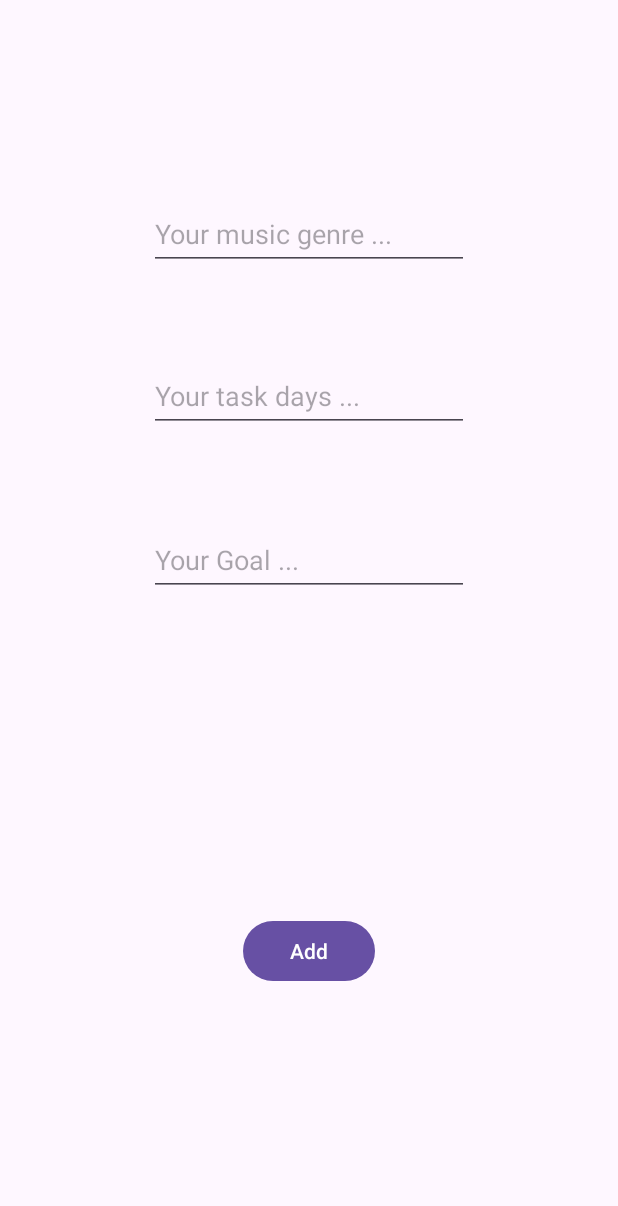
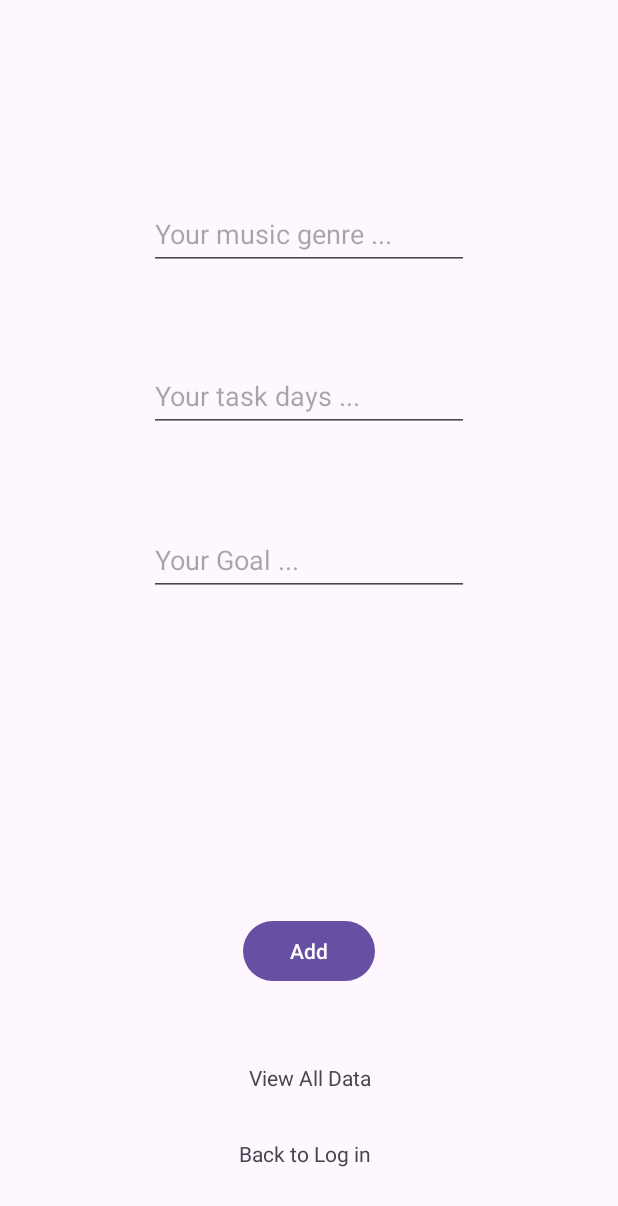
Before and after one commit to mads208/Log_in_Sign_up, an Android app: the screen it shows after launch (MainActivity), after a tap on "Add Data ...", on a phone screen of 412 x 824 dp. Shown: the top 1206 px of the screen. Run offline under Robolectric (Android 15) with nearby library versions, the phone set to English and light mode, and no system bars; our stand-ins replace Firebase (no records; nobody signed in at launch, a user with empty details on screens opened directly).

Commit message:
edited 2

```diff
--- a/app/src/main/java/com/example/loginsignup/AddDataFragment.java
+++ b/app/src/main/java/com/example/loginsignup/AddDataFragment.java
@@ -4,12 +4,14 @@ import android.os.Bundle;
 
 import androidx.annotation.NonNull;
 import androidx.fragment.app.Fragment;
+import androidx.fragment.app.FragmentTransaction;
 
 import android.view.LayoutInflater;
 import android.view.View;
 import android.view.ViewGroup;
 import android.widget.Button;
 import android.widget.EditText;
+import android.widget.TextView;
 import android.widget.Toast;
 
 import com.google.android.gms.tasks.OnFailureListener;
@@ -27,6 +29,8 @@ public class AddDataFragment extends Fragment {
     private EditText etTaskDays;
     private Button Addbtn;
     private FirebaseServices fbs;
+    private TextView GoToAllData;
+    private TextView GoToLogin;
 
     // TODO: Rename parameter arguments, choose names that match
     // the fragment initialization parameters, e.g. ARG_ITEM_NUMBER
@@ -48,6 +52,7 @@ public class AddDataFragment extends Fragment {
     }
 
     private void connectComponents() {
+
         etMusicGenre = getView().findViewById(R.id.etMusicGenreAdd);
         etGoal = getView().findViewById(R.id.etGoalAdd);
         etTaskDays = getView().findViewById(R.id.etTaskDaysAdd);
@@ -85,6 +90,24 @@ public class AddDataFragment extends Fragment {
             }
 
         });
+        GoToAllData = getView().findViewById(R.id.GoToAllDataAddData);
+        GoToAllData.setOnClickListener(new View.OnClickListener() {
+            @Override
+            public void onClick(View v) {
+                gotoAllData();
+
+            }
+        });
+        GoToLogin = getView().findViewById(R.id.gotoLoginAddData);
+        GoToLogin.setOnClickListener(new View.OnClickListener() {
+            @Override
+            public void onClick(View v) {
+                GotoLogin();
+
+            }
+        });
+
+
     }
 
     /**
@@ -120,4 +143,14 @@ public class AddDataFragment extends Fragment {
         // Inflate the layout for this fragment
         return inflater.inflate(R.layout.fragment_add_data, container, false);
     }
+    private void gotoAllData() {
+        FragmentTransaction ft = getActivity().getSupportFragmentManager().beginTransaction();
+        ft.replace(R.id.frameLayOutMain, new AllDataFragment());
+        ft.commit();
+    }
+    private void GotoLogin() {
+        FragmentTransaction ft = getActivity().getSupportFragmentManager().beginTransaction();
+        ft.replace(R.id.frameLayOutMain, new LoginFragment());
+        ft.commit();
+    }
 }
--- a/app/src/main/java/com/example/loginsignup/LoginFragment.java
+++ b/app/src/main/java/com/example/loginsignup/LoginFragment.java
@@ -31,6 +31,7 @@ public class LoginFragment extends Fragment {
     private FirebaseServices fbs;
     private TextView ForgotPassword;
     private TextView GoToAdd;
+
 
     // TODO: Rename parameter arguments, choose names that match
     // the fragment initialization parameters, e.g. ARG_ITEM_NUMBER
@@ -138,6 +139,7 @@ public class LoginFragment extends Fragment {
 
             }
         });
+
     }
 
     private void gotoAddDataFragment() {
@@ -156,4 +158,5 @@ public class LoginFragment extends Fragment {
         ft.replace(R.id.frameLayOutMain, new ForgotPasswordFragment());
         ft.commit();
     }
+
 }
--- a/app/src/main/res/layout/fragment_add_data.xml
+++ b/app/src/main/res/layout/fragment_add_data.xml
@@ -57,6 +57,25 @@
             app:layout_constraintEnd_toEndOf="parent"
             app:layout_constraintStart_toStartOf="parent"
             app:layout_constraintTop_toTopOf="parent" />
+
+        <TextView
+            android:id="@+id/GoToAllDataAddData"
+            android:layout_width="wrap_content"
+            android:layout_height="wrap_content"
+            android:layout_marginStart="4dp"
+            android:layout_marginBottom="96dp"
+            android:text="View All Data"
+            app:layout_constraintBottom_toBottomOf="parent"
+            app:layout_constraintStart_toStartOf="@+id/AddAddbtn" />
+
+        <TextView
+            android:id="@+id/gotoLoginAddData"
+            android:layout_width="wrap_content"
+            android:layout_height="wrap_content"
+            android:layout_marginBottom="45dp"
+            android:text="Back to Log in"
+            app:layout_constraintBottom_toBottomOf="parent"
+            app:layout_constraintEnd_toEndOf="@+id/GoToAllDataAddData" />
     </androidx.constraintlayout.widget.ConstraintLayout>
 
 </FrameLayout>
--- a/app/src/main/res/layout/fragment_login.xml
+++ b/app/src/main/res/layout/fragment_login.xml
@@ -74,5 +74,6 @@
             app:layout_constraintBottom_toTopOf="@+id/GoToAddLogin"
             app:layout_constraintEnd_toEndOf="parent"
             app:layout_constraintStart_toStartOf="parent" />
+
     </androidx.constraintlayout.widget.ConstraintLayout>
 </FrameLayout>
```
Also changed, not shown: app/src/main/java/com/example/loginsignup/AllDataFragment.java (+24 -9 lines), app/src/main/java/com/example/loginsignup/ForgotPasswordFragment.java (+16 -0 lines), app/src/main/res/layout/fragment_all_data.xml (+14 -4 lines), app/src/main/res/layout/fragment_forgot_password.xml (+10 -0 lines).
